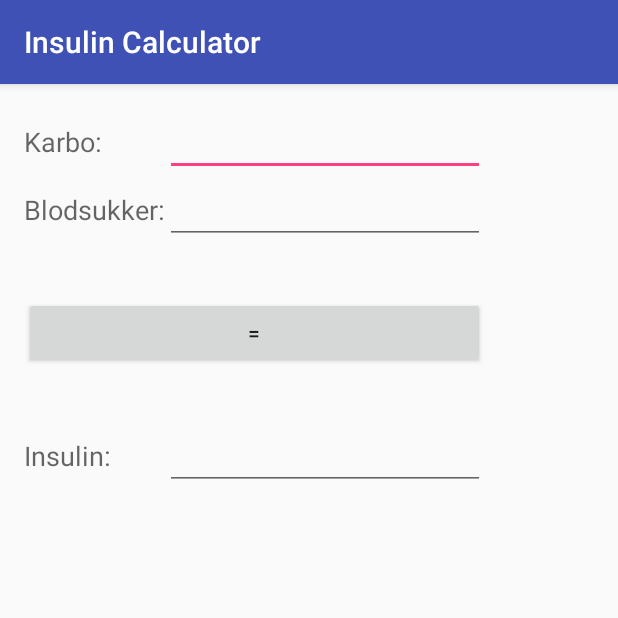
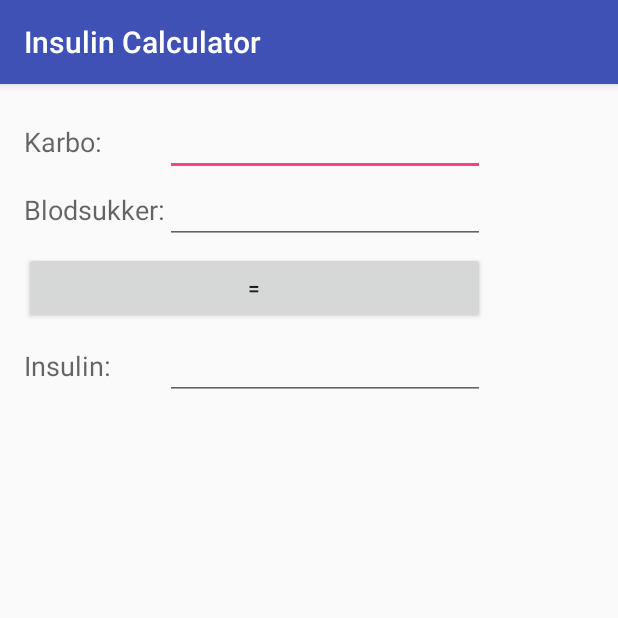
Before and after one commit to maddingo/insulincalc, an Android app: the screen it shows after launch (Insulin_Calculator), on a phone screen of 412 x 824 dp, the top half of it. Run offline under Robolectric (Android 15) with nearby library versions, the phone set to English and light mode, and no system bars.

Commit message:
formatting

```diff
--- a/app/src/main/java/goldhahn/info/insulincalculator/Insulin_Calculator.java
+++ b/app/src/main/java/goldhahn/info/insulincalculator/Insulin_Calculator.java
@@ -28,6 +28,7 @@ public class Insulin_Calculator extends AppCompatActivity {
 
         Double insulin = kh / 15 + (bs - 6) / 3;
         insulinValue.setText(formatNumber(insulin));
+        insulinValue.setNextFocusDownId(R.id.insulin);
     }
 
     private String formatNumber(Number num) {
--- a/app/src/main/res/layout/activity_insulin__calculator.xml
+++ b/app/src/main/res/layout/activity_insulin__calculator.xml
@@ -90,10 +90,11 @@
                 android:enabled="true"
                 android:layout_below="@+id/blodsugar"
                 android:layout_toEndOf="@+id/bsLabel"
-                android:layout_marginTop="35dp"
+                android:layout_marginTop="5dp"
                 android:layout_column="0"
                 android:layout_span="2"
-                android:layout_marginBottom="35dp" />
+                android:layout_marginBottom="5dp"
+                android:textAlignment="center" />
 
         </TableRow>
 
```
